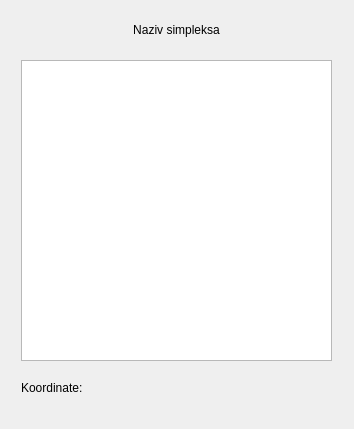
vvmarko/triangulator, file gui/Inspector.ui: the form before one commit.
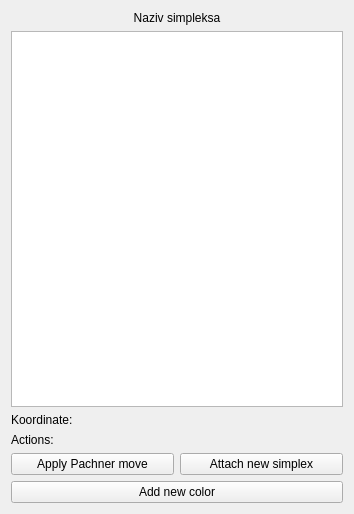
The form after the commit.

Commit message: Inspector buttons and various finetuning for gui

Diff of the .ui file:
```diff
--- a/gui/Inspector.ui
+++ b/gui/Inspector.ui
@@ -7,51 +7,66 @@
     <x>0</x>
     <y>0</y>
     <width>354</width>
-    <height>429</height>
+    <height>514</height>
    </rect>
   </property>
   <property name="windowTitle">
    <string>Inspector</string>
   </property>
-  <widget class="QLabel" name="lCoords">
-   <property name="geometry">
-    <rect>
-     <x>21</x>
-     <y>380</y>
-     <width>311</width>
-     <height>16</height>
-    </rect>
-   </property>
-   <property name="text">
-    <string>Koordinate:</string>
-   </property>
-  </widget>
-  <widget class="QTextBrowser" name="textBrowser">
-   <property name="geometry">
-    <rect>
-     <x>21</x>
-     <y>60</y>
-     <width>311</width>
-     <height>301</height>
-    </rect>
-   </property>
-  </widget>
-  <widget class="QLabel" name="lSimplexName">
-   <property name="geometry">
-    <rect>
-     <x>21</x>
-     <y>20</y>
-     <width>311</width>
-     <height>20</height>
-    </rect>
-   </property>
-   <property name="text">
-    <string>Naziv simpleksa</string>
-   </property>
-   <property name="alignment">
-    <set>Qt::AlignCenter</set>
-   </property>
-  </widget>
+  <layout class="QVBoxLayout" name="verticalLayout">
+   <item>
+    <widget class="QLabel" name="lSimplexName">
+     <property name="text">
+      <string>Naziv simpleksa</string>
+     </property>
+     <property name="alignment">
+      <set>Qt::AlignCenter</set>
+     </property>
+    </widget>
+   </item>
+   <item>
+    <widget class="QTextBrowser" name="textBrowser"/>
+   </item>
+   <item>
+    <widget class="QLabel" name="lCoords">
+     <property name="text">
+      <string>Koordinate:</string>
+     </property>
+    </widget>
+   </item>
+   <item>
+    <widget class="QLabel" name="label">
+     <property name="text">
+      <string>Actions:</string>
+     </property>
+    </widget>
+   </item>
+   <item>
+    <layout class="QHBoxLayout" name="horizontalLayout">
+     <item>
+      <widget class="QPushButton" name="btnApplyPachnerMove">
+       <property name="text">
+        <string>Apply Pachner move</string>
+       </property>
+      </widget>
+     </item>
+     <item>
+      <widget class="QPushButton" name="btnAttachNewSimplex">
+       <property name="text">
+        <string>Attach new simplex</string>
+       </property>
+      </widget>
+     </item>
+    </layout>
+   </item>
+   <item>
+    <widget class="QPushButton" name="btnAddNewColor">
+     <property name="text">
+      <string>Add new color</string>
+     </property>
+    </widget>
+   </item>
+  </layout>
  </widget>
  <resources/>
  <connections/>
```
The commit also changes 5 other files.
